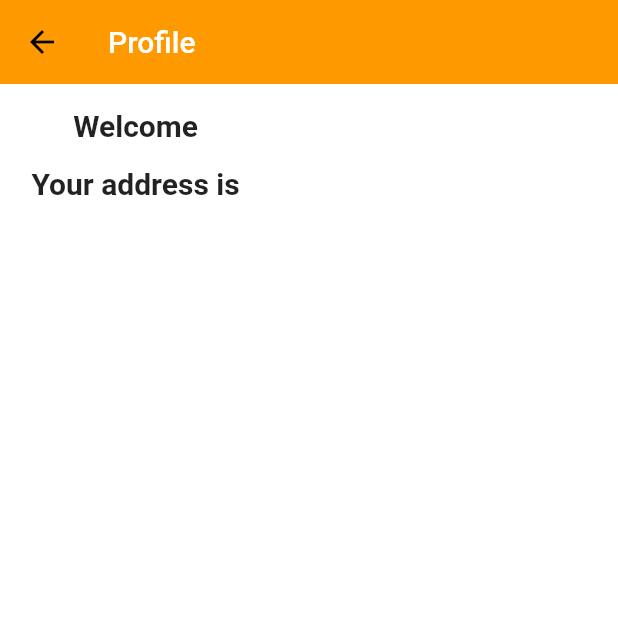
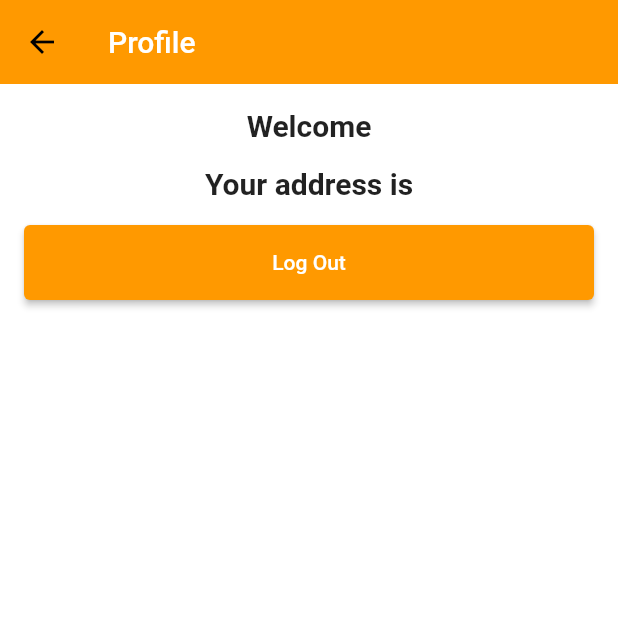
Before and after one commit to jason469/Mocha, a Flutter app: the ProfileScreen screen opened by its route, on a phone screen of 412 x 824 dp, the top half of it. Run offline on Flutter 3.47's test engine with Material 2 defaults, Android fonts, the phone set to English and light mode, and no system bars; our stand-ins replace persistent_bottom_nav_bar, shared_preferences, table_calendar; missing offline and left inert: dart:ffi; accounts and stored records are empty.

Commit message:
Added logout

```diff
--- a/lib/features/profile/screens/profile_screen.dart
+++ b/lib/features/profile/screens/profile_screen.dart
@@ -1,4 +1,5 @@
 import 'package:flutter/material.dart';
+import 'package:mocha/common/widgets/CustomButton.dart';
 import 'package:mocha/constants/global_variables.dart';
 import 'package:mocha/providers/user_provider.dart';
 import '../services/profile_service.dart';
@@ -55,6 +56,12 @@
                         textAlign: TextAlign.center,
                       ),
                     ),
+                    Container(
+                        padding: const EdgeInsets.all(8.0),
+                        child: CustomButton(
+                            text: "Log Out",
+                            onTap: () => profileService.logOut(context))
+                    ),
                   ],
                 ),
               ),
```
Also changed, not shown: lib/features/agenda/screens/add_note_screen.dart (+6 -2 lines), lib/features/profile/services/profile_service.dart (+17 -0 lines).
